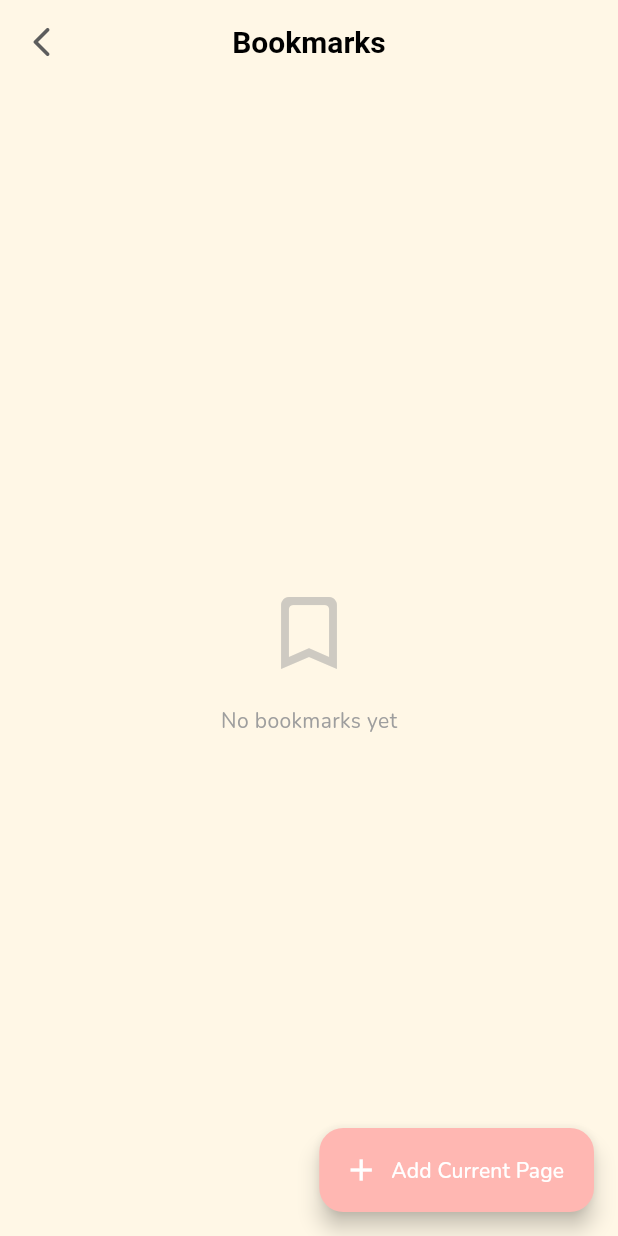
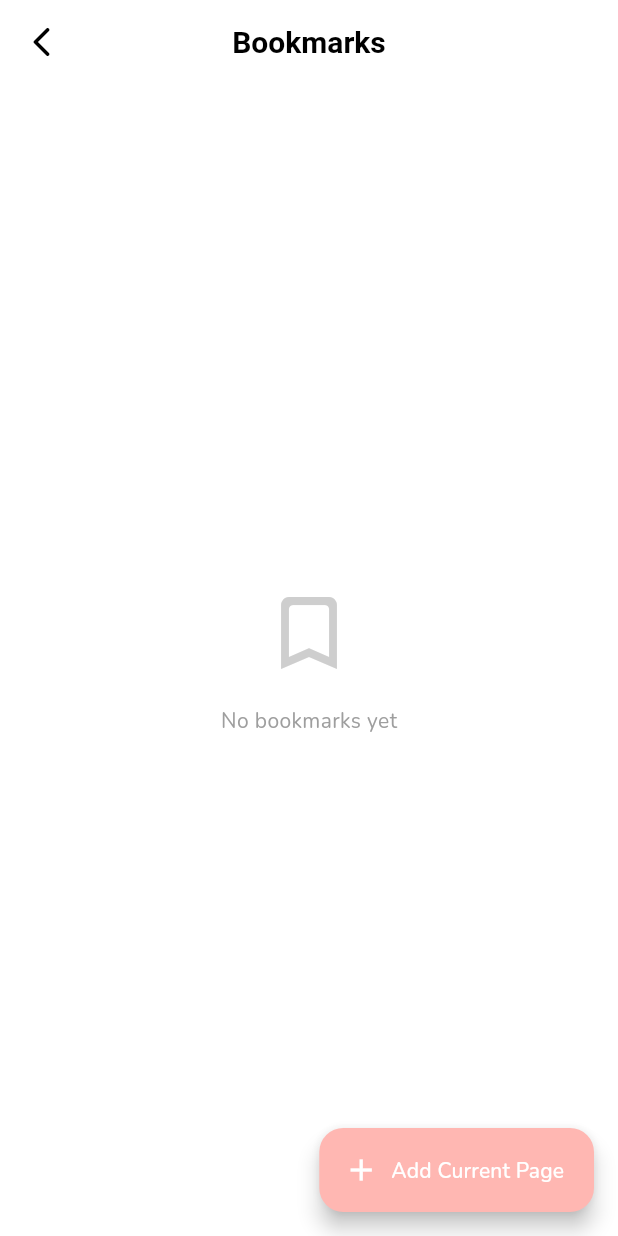
Before and after one commit to pozzra/Cute-Browser, a Flutter app: the screen it shows after launch, after a tap on the "bookmark outline" icon, on a phone screen of 412 x 824 dp. Run offline on Flutter 3.47's test engine with Material 3 defaults, Android fonts, the phone set to English and light mode, and no system bars; our stand-ins replace dio, flutter_colorpicker, flutter_local_notifications, google_fonts, google_generative_ai, open_file and 6 more; missing offline and left inert: audio_session, flutter_background, webview_flutter_android; network calls fail; statements that could not run were skipped.

```diff
--- a/lib/screens/bookmarks_screen.dart
+++ b/lib/screens/bookmarks_screen.dart
@@ -10,14 +10,16 @@ class BookmarksScreen extends StatelessWidget {
   Widget build(BuildContext context) {
     final browserProvider = Provider.of<BrowserProvider>(context);
 
+    final theme = Theme.of(context);
+
     return Scaffold(
-      backgroundColor: CuteColors.cream,
+      backgroundColor: theme.scaffoldBackgroundColor,
       appBar: AppBar(
         title: const Text("Bookmarks"),
-        backgroundColor: CuteColors.cream,
+        backgroundColor: theme.scaffoldBackgroundColor,
         elevation: 0,
         leading: IconButton(
-          icon: const Icon(Icons.arrow_back_ios_rounded, color: CuteColors.darkText),
+          icon: Icon(Icons.arrow_back_ios_rounded, color: theme.colorScheme.onSurface),
           onPressed: () => Navigator.pop(context),
         ),
       ),
@@ -41,7 +43,7 @@ class BookmarksScreen extends StatelessWidget {
                   padding: const EdgeInsets.only(bottom: 12),
                   child: Container(
                     decoration: BoxDecoration(
-                      color: Colors.white,
+                      color: theme.colorScheme.surface,
                       borderRadius: BorderRadius.circular(10),
                       boxShadow: const [
                         BoxShadow(
@@ -55,7 +57,7 @@ class BookmarksScreen extends StatelessWidget {
                       contentPadding: const EdgeInsets.symmetric(horizontal: 16, vertical: 8),
                       title: Text(
                         bookmark.title,
-                        style: const TextStyle(fontWeight: FontWeight.bold, color: CuteColors.darkText),
+                        style: TextStyle(fontWeight: FontWeight.bold, color: theme.colorScheme.onSurface),
                         maxLines: 1,
                         overflow: TextOverflow.ellipsis,
                       ),
@@ -70,7 +72,7 @@ class BookmarksScreen extends StatelessWidget {
                         Navigator.pop(context);
                       },
                       trailing: IconButton(
-                        icon: const Icon(Icons.delete_outline_rounded, color: CuteColors.pastelPink),
+                        icon: Icon(Icons.delete_outline_rounded, color: theme.colorScheme.error),
                         onPressed: () {
                           browserProvider.removeBookmark(bookmark.url);
                         },
--- a/lib/theme/colors.dart
+++ b/lib/theme/colors.dart
@@ -14,4 +14,8 @@ class CuteColors {
   static const Color darkSurface = Color(0xFF1E1E1E);
   static const Color darkHeading = Color(0xFFF5F5F5);
   static const Color darkSubText = Color(0xFFAAAAAA);
+
+  // Error Colors
+  static const Color errorPink = Color(0xFFFF8B94);
+  static const Color darkErrorPink = Color(0xFFFF5252);
 }
--- a/lib/theme/theme.dart
+++ b/lib/theme/theme.dart
@@ -12,6 +12,8 @@ class CuteTheme {
         secondary: CuteColors.softPurple,
         surface: Colors.white,
         onSurface: Colors.black,
+        error: CuteColors.errorPink,
+        onError: Colors.white,
       ),
       appBarTheme: const AppBarTheme(
         backgroundColor: Colors.transparent,
@@ -72,6 +74,8 @@ class CuteTheme {
         secondary: CuteColors.softPurple,
         surface: Colors.black,
         onSurface: Colors.white,
+        error: CuteColors.darkErrorPink,
+        onError: Colors.white,
       ),
       appBarTheme: const AppBarTheme(
         backgroundColor: Colors.transparent,
--- a/lib/widgets/home_dashboard.dart
+++ b/lib/widgets/home_dashboard.dart
@@ -328,6 +328,7 @@ class _HomeDashboardState extends State<HomeDashboard> {
   }
 
   void _showRemoveDialog(BuildContext context, BrowserProvider provider, dynamic shortcut, int index) {
+    final theme = Theme.of(context);
     showDialog(
       context: context,
       builder: (context) => AlertDialog(
@@ -344,9 +345,9 @@ class _HomeDashboardState extends State<HomeDashboard> {
               provider.removeShortcut(index);
               Navigator.pop(context);
             },
-            child: const Text(
+            child: Text(
               "Remove",
-              style: TextStyle(color: Colors.red, fontWeight: FontWeight.bold),
+              style: TextStyle(color: theme.colorScheme.error, fontWeight: FontWeight.bold),
             ),
           ),
         ],
```
Also changed, not shown: lib/screens/history_screen.dart (+7 -5 lines).
